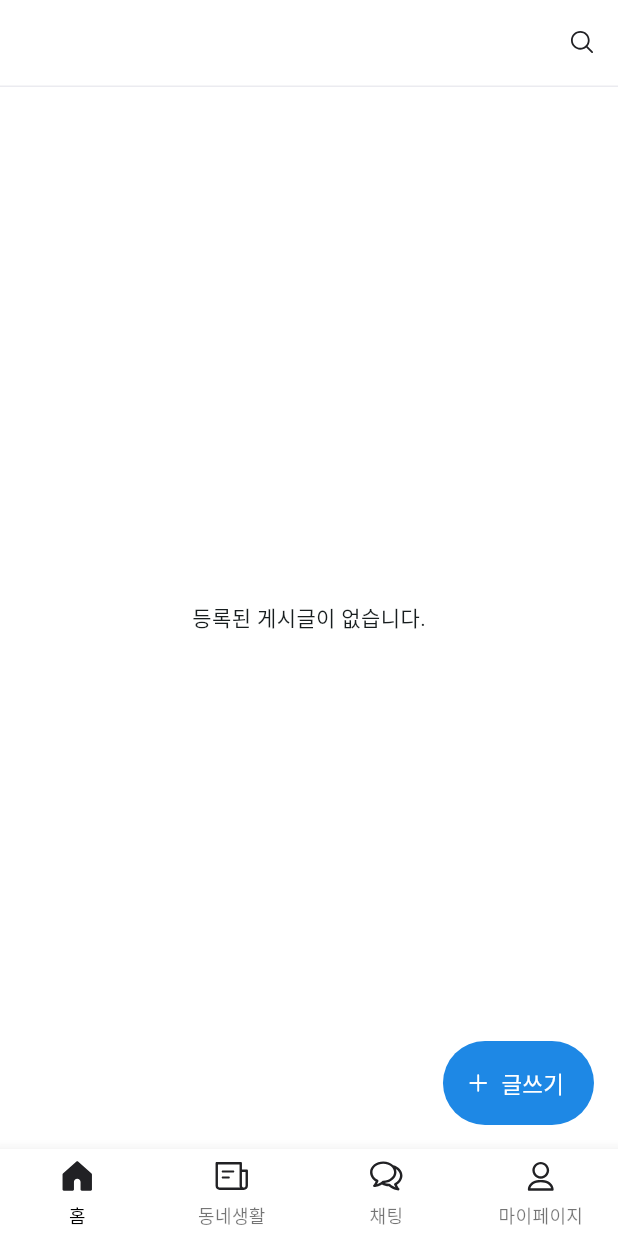
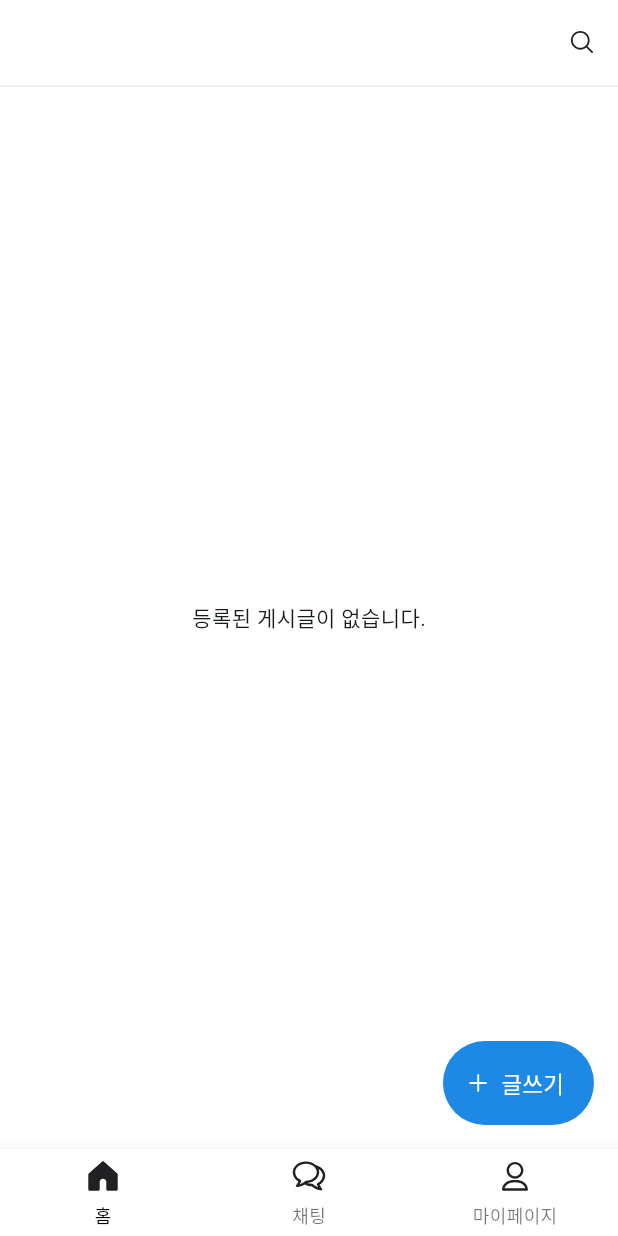
Before and after one commit to gdsc-ssu/anbd-app, a Flutter app: the HomeScreen screen opened by its route, on a phone screen of 412 x 824 dp. Run offline on Flutter 3.47's test engine with Material 3 defaults, Android fonts, the phone set to English and light mode, and no system bars; our stand-ins replace dio, flutter_dotenv, flutter_secure_storage, flutter_svg, freezed_annotation, geolocator and 8 more; missing offline and left inert: flutter_google_maps_webservices, photo_manager; accounts and stored records are empty; network calls fail; Roboto replaces fonts that are missing (PretendardSemiBold); statements that could not run were skipped.

Commit message:
[feat] 동네생활 bottombar 주석 처리

```diff
--- a/lib/widgets/custom_bottom_navigation_bar.dart
+++ b/lib/widgets/custom_bottom_navigation_bar.dart
@@ -23,7 +23,7 @@ class CustomBottomNavigationBar extends StatelessWidget {
       onTap: onTap,
       items: [
         _bottomNavigationBarItem("home", "홈"),
-        _bottomNavigationBarItem("notes", "동네생활"),
+        // _bottomNavigationBarItem("notes", "동네생활"),
         _bottomNavigationBarItem("chat", "채팅"),
         _bottomNavigationBarItem("user", "마이페이지"),
       ],
```
